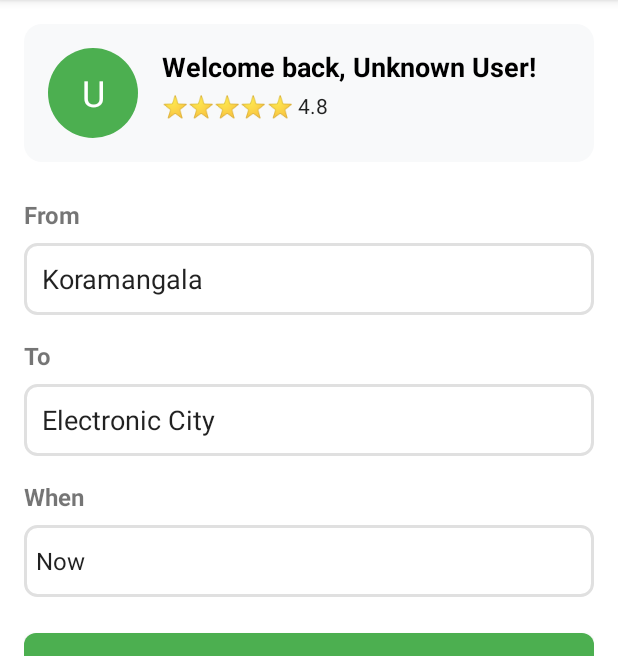
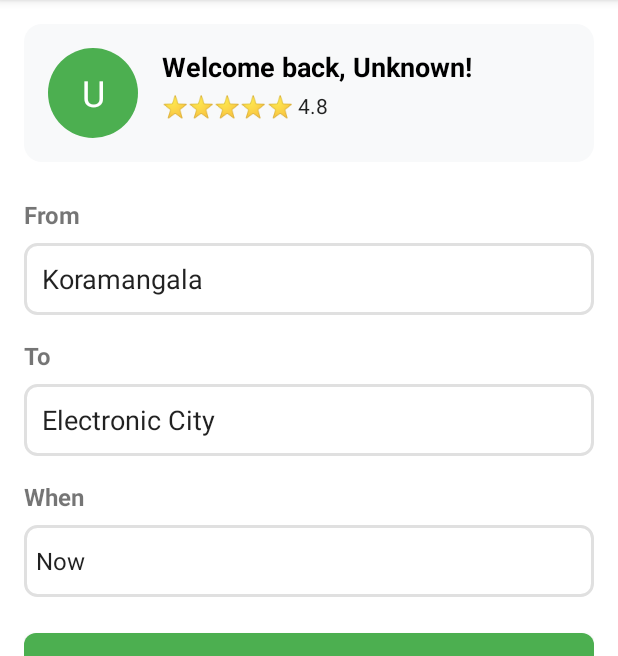
Before and after one commit to homelender2/ShareRide, an Android app: the screen it shows after launch once a user with an empty profile is signed in (MainActivity), on a phone screen of 412 x 824 dp, the part 84-740 px from its top. Run offline under Robolectric (Android 15) with nearby library versions, the phone set to English and light mode, and no system bars; our stand-ins replace Firebase (no records; nobody signed in at launch, a user with empty details on screens opened directly).

Commit message:
signup and login ui fixed

```diff
--- a/app/src/main/java/com/companyname/shareride/HomeFragment.java
+++ b/app/src/main/java/com/companyname/shareride/HomeFragment.java
@@ -80,7 +80,7 @@ public class HomeFragment extends Fragment {
         tvUserProfileAlphabet.setText("" + userName.charAt(0));
 
         // Set welcome message with user name
-        tvUserName.setText("Welcome back, " + userName + "!");
+        tvUserName.setText("Welcome back, " + userName.split("\\s+")[0] + "!");
 
         // Set short rating
         tvRating.setText(userDataManager.getShortRating());
--- a/app/src/main/java/com/companyname/shareride/MainActivity.java
+++ b/app/src/main/java/com/companyname/shareride/MainActivity.java
@@ -3,6 +3,9 @@ package com.companyname.shareride;
 import android.content.Intent;
 import android.os.Bundle;
 import android.view.MenuItem;
+import android.view.View;
+import android.widget.ProgressBar;
+import android.widget.TextView;
 import android.widget.Toast;
 
 import androidx.annotation.NonNull;
@@ -22,6 +25,12 @@ public class MainActivity extends AppCompatActivity {
     private FirebaseAuth firebaseAuth;
     private UserDataManager userDataManager;
 
+    // Loading screen components
+    private View loadingScreen;
+    private ProgressBar loadingProgressBar;
+    private TextView loadingText;
+    private View mainContent;
+
     @Override
     protected void onCreate(Bundle savedInstanceState) {
         super.onCreate(savedInstanceState);
@@ -39,13 +48,11 @@ public class MainActivity extends AppCompatActivity {
         initViews();
         setupBottomNavigation();
 
+        // Show loading screen initially
+        showLoadingScreen();
+
         // Load user data after authentication check
         loadUserDataOnStart();
-
-        // Load default fragment
-        if (savedInstanceState == null) {
-            loadFragment(new HomeFragment());
-        }
     }
 
     @Override
@@ -75,6 +82,12 @@ public class MainActivity extends AppCompatActivity {
     private void initViews() {
         bottomNavigationView = findViewById(R.id.bottom_navigation);
         fragmentManager = getSupportFragmentManager();
+
+        // Initialize loading screen components
+        loadingScreen = findViewById(R.id.loading_screen);
+        loadingProgressBar = findViewById(R.id.loading_progress_bar);
+        loadingText = findViewById(R.id.loading_text);
+        mainContent = findViewById(R.id.main_content);
     }
 
     private void setupBottomNavigation() {
@@ -109,21 +122,55 @@ public class MainActivity extends AppCompatActivity {
         transaction.commit();
     }
 
+    private void showLoadingScreen() {
+        if (loadingScreen != null) {
+            loadingScreen.setVisibility(View.VISIBLE);
+            loadingText.setText("Loading your data...");
+        }
+        if (mainContent != null) {
+            mainContent.setVisibility(View.GONE);
+        }
+    }
+
+    private void hideLoadingScreen() {
+        if (loadingScreen != null) {
+            loadingScreen.setVisibility(View.GONE);
+        }
+        if (mainContent != null) {
+            mainContent.setVisibility(View.VISIBLE);
+        }
+    }
+
     private void loadUserDataOnStart() {
         // Load user data when app starts (after authentication check)
         userDataManager.loadUserData(new UserDataManager.UserDataCallback() {
             @Override
             public void onUserDataLoaded() {
                 // Data is now available for all fragments
-                // No need to do anything here as fragments will access data when needed
+                runOnUiThread(new Runnable() {
+                    @Override
+                    public void run() {
+                        hideLoadingScreen();
+                        // Load default fragment after data is loaded
+                        loadFragment(new HomeFragment());
+                    }
+                });
             }
 
             @Override
             public void onUserDataError(String error) {
                 // Handle error if needed
-                // Default values will be used
-                // Optionally show a toast for debugging
-                // Toast.makeText(MainActivity.this, "Error loading user data", Toast.LENGTH_SHORT).show();
+                runOnUiThread(new Runnable() {
+                    @Override
+                    public void run() {
+                        hideLoadingScreen();
+                        // Load default fragment even on error (with default values)
+                        loadFragment(new HomeFragment());
+
+                        // Optionally show error message
+                        Toast.makeText(MainActivity.this, "Error loading user data", Toast.LENGTH_SHORT).show();
+                    }
+                });
             }
         });
     }
--- a/app/src/main/res/layout/activity_login.xml
+++ b/app/src/main/res/layout/activity_login.xml
@@ -4,7 +4,7 @@
     android:layout_width="match_parent"
     android:layout_height="match_parent"
     android:fillViewport="true"
-    android:background="@color/background_color">
+    android:background="?android:colorBackground">
 
     <androidx.constraintlayout.widget.ConstraintLayout
         android:layout_width="match_parent"
@@ -64,10 +64,10 @@
                 android:id="@+id/et_email"
                 android:layout_width="match_parent"
                 android:layout_height="wrap_content"
+                android:drawableStart="@drawable/ic_email"
+                android:drawablePadding="12dp"
                 android:hint="Email Address"
-                android:inputType="textEmailAddress"
-                android:drawableStart="@drawable/ic_email"
-                android:drawablePadding="12dp" />
+                android:inputType="textEmailAddress" />
 
         </com.google.android.material.textfield.TextInputLayout>
 
@@ -136,7 +136,7 @@
             android:layout_width="wrap_content"
             android:layout_height="wrap_content"
             android:text="Don't have an account? Sign Up"
-            android:textColor="?android:textColorPrimary"
+            android:textColor="@color/primary"
             android:textSize="14sp"
             android:layout_marginTop="24dp"
             app:layout_constraintTop_toBottomOf="@id/btn_login"
--- a/app/src/main/res/layout/activity_main.xml
+++ b/app/src/main/res/layout/activity_main.xml
@@ -4,6 +4,14 @@
     android:layout_width="match_parent"
     android:layout_height="match_parent">
 
+    <!-- Main Content (Hidden initially) -->
+    <androidx.constraintlayout.widget.ConstraintLayout
+        android:id="@+id/main_content"
+        android:layout_width="match_parent"
+        android:layout_height="match_parent"
+        android:visibility="gone">
+
+        <!-- Fragment Container -->
         <FrameLayout
             android:id="@+id/fragment_container"
             android:layout_width="0dp"
@@ -13,6 +21,7 @@
             app:layout_constraintEnd_toEndOf="parent"
             app:layout_constraintBottom_toTopOf="@+id/bottom_navigation" />
 
+        <!-- Bottom Navigation -->
         <com.google.android.material.bottomnavigation.BottomNavigationView
             android:id="@+id/bottom_navigation"
             android:layout_width="0dp"
@@ -23,3 +32,41 @@
             app:menu="@menu/bottom_navigation_menu" />
 
     </androidx.constraintlayout.widget.ConstraintLayout>
+
+    <!-- Simple Loading Screen -->
+    <androidx.constraintlayout.widget.ConstraintLayout
+        android:id="@+id/loading_screen"
+        android:layout_width="match_parent"
+        android:layout_height="match_parent"
+        android:background="@android:color/white"
+        android:visibility="visible">
+
+        <!-- Loading Progress Bar -->
+        <ProgressBar
+            android:id="@+id/loading_progress_bar"
+            style="?android:attr/progressBarStyle"
+            android:layout_width="wrap_content"
+            android:layout_height="wrap_content"
+            android:layout_marginBottom="16dp"
+            app:layout_constraintBottom_toTopOf="@+id/loading_text"
+            app:layout_constraintEnd_toEndOf="parent"
+            app:layout_constraintStart_toStartOf="parent"
+            app:layout_constraintTop_toTopOf="parent"
+            app:layout_constraintVertical_chainStyle="packed" />
+
+        <!-- Loading Text -->
+        <TextView
+            android:id="@+id/loading_text"
+            android:layout_width="wrap_content"
+            android:layout_height="wrap_content"
+            android:text="Loading..."
+            android:textColor="@android:color/black"
+            android:textSize="18sp"
+            app:layout_constraintBottom_toBottomOf="parent"
+            app:layout_constraintEnd_toEndOf="parent"
+            app:layout_constraintStart_toStartOf="parent"
+            app:layout_constraintTop_toBottomOf="@+id/loading_progress_bar" />
+
+    </androidx.constraintlayout.widget.ConstraintLayout>
+
+</androidx.constraintlayout.widget.ConstraintLayout>
--- a/app/src/main/res/layout/activity_signup.xml
+++ b/app/src/main/res/layout/activity_signup.xml
@@ -4,7 +4,7 @@
     android:layout_width="match_parent"
     android:layout_height="match_parent"
     android:fillViewport="true"
-    android:background="@color/white">
+    android:background="?android:colorBackground">
 
     <LinearLayout
         android:layout_width="match_parent"
@@ -50,10 +50,10 @@
                 android:id="@+id/name_field"
                 android:layout_width="match_parent"
                 android:layout_height="wrap_content"
+                android:drawableStart="@drawable/ic_person"
+                android:drawablePadding="12dp"
                 android:hint="Full Name"
-                android:inputType="textPersonName"
-                android:drawableStart="@drawable/ic_person"
-                android:drawablePadding="12dp" />
+                android:inputType="textPersonName" />
 
         </com.google.android.material.textfield.TextInputLayout>
 
@@ -68,10 +68,10 @@
                 android:id="@+id/email_field"
                 android:layout_width="match_parent"
                 android:layout_height="wrap_content"
+                android:drawableStart="@drawable/ic_email"
+                android:drawablePadding="12dp"
                 android:hint="Email"
-                android:inputType="textEmailAddress"
-                android:drawableStart="@drawable/ic_email"
-                android:drawablePadding="12dp" />
+                android:inputType="textEmailAddress" />
 
         </com.google.android.material.textfield.TextInputLayout>
 
```
Lines whose indentation alone changed are shown as unchanged.
